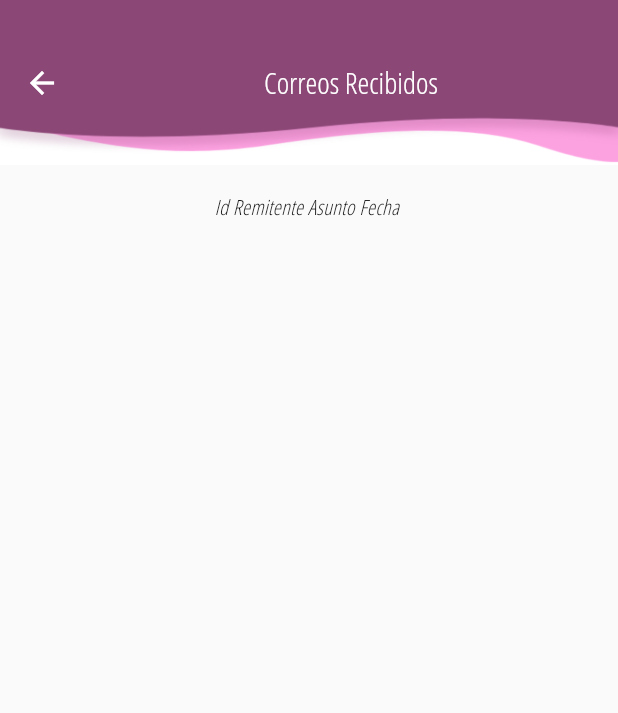
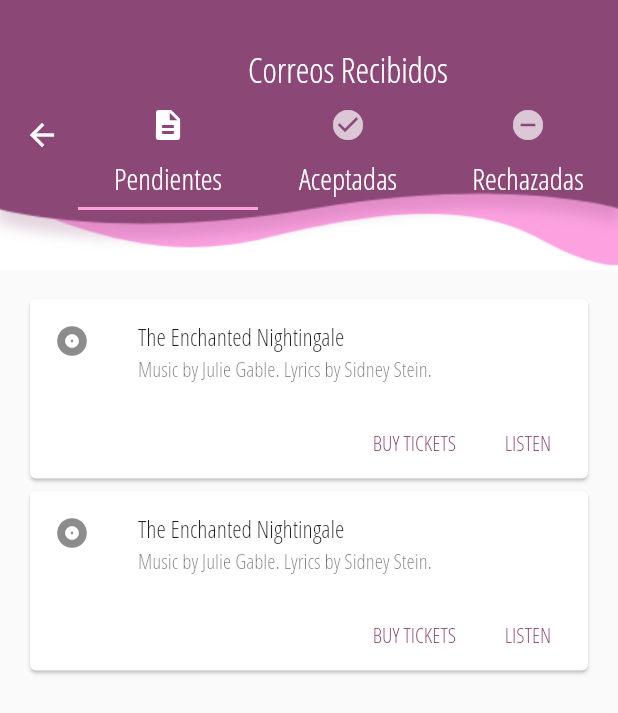
Before and after one commit to Fialtron/FlutterP01, a Flutter app: the Tabs screen opened by its route, on a phone screen of 412 x 824 dp. Shown: the top 713 px of the screen. Run offline on Flutter 3.47's test engine with Material 2 defaults, Android fonts, the phone set to English and light mode, and no system bars.

Commit message:
Actualizacion
Modificaciones realizadas:
- Nuevo color en paleta de colores personalizados
- Agregar tabs
- Agregar cards de propuesta
- Agregar pagina de formulario
- Asset de decoracion de cuadros

```diff
--- a/lib/estandar/colores.dart
+++ b/lib/estandar/colores.dart
@@ -13,6 +13,22 @@ class Colores {
       600: const Color(0xff2a1523), //70%
       700: const Color(0xff1c0e18), //80%
       800: const Color(0xff0e070c), //90%
+      900: const Color(0xff000000), //100%
+    },
+  );
+
+  static const MaterialColor rosado = const MaterialColor(
+    0xfffda2e1, // 0% comes in here, this will be color picked if no shade is selected when defining a Color property which doesn’t require a swatch.
+    const <int, Color>{
+      50: const Color(0xffe492cb), //10%
+      100: const Color(0xffca82b4), //20%
+      200: const Color(0xffb1719e), //30%
+      300: const Color(0xff986187), //40%
+      400: const Color(0xff7f5171), //50%
+      500: const Color(0xff65415a), //60%
+      600: const Color(0xff4c3143), //70%
+      700: const Color(0xff33202d), //80%
+      800: const Color(0xff191016), //90%
       900: const Color(0xff000000), //100%
     },
   );
--- a/lib/main.dart
+++ b/lib/main.dart
@@ -1,6 +1,7 @@
 import 'package:flutter/material.dart';
 import 'package:receptorui/vistas/InicioSesion.dart';
 import 'package:receptorui/vistas/dashBoard.dart';
+import 'package:receptorui/vistas/formulario.dart';
 import 'package:receptorui/vistas/tabs.dart';
 import 'estandar/colores.dart';
 
@@ -17,7 +18,8 @@ class MyApp extends StatelessWidget {
         '/': (context) => haciaSesion(),
         '/login': (context) => InicioSesion(),
         '/dashboard': (context) => DashBoard(),
-        '/tabs': (context) => Tabs()
+        '/tabs': (context) => Tabs(),
+        '/form': (context) => Formulario(),
       },
       theme: ThemeData(
         primarySwatch: Colores.morado,
--- a/lib/vistas/tabs.dart
+++ b/lib/vistas/tabs.dart
@@ -1,123 +1,164 @@
 import 'package:flutter/material.dart';
-import 'dart:ui';
 import 'package:receptorui/estandar/appbarF.dart';
+import 'package:receptorui/estandar/colores.dart';
 
 class Tabs extends StatelessWidget {
   List registros = [];
 
   @override
   Widget build(BuildContext context) {
-    final double width = MediaQuery.of(context).size.width;
     return Scaffold(
+      body: Center(
+        child: DefaultTabController(
+          length: 3,
+          child: Scaffold(
             appBar: AppBar(
-        toolbarHeight: 110,
-        title: Center(child: Text("Correos Recibidos")),
-        flexibleSpace: MyAppbar(),
-      ),
-      body: Center(
+              toolbarHeight: 180,
+              flexibleSpace: Stack(
+                children: [
+                  MyAppbar(),
+                  Container(
+                    alignment: Alignment.centerRight,
+                    child: SizedBox(
+                      width: 360,
                       child: Container(
                         child: Column(
-          children: <Widget>[
-            ...[
-              SingleChildScrollView(
-                scrollDirection: Axis.horizontal,
-                child: DataTable(
-                  columnSpacing: 3.0,
-                  columns: const <DataColumn>[
-                    DataColumn(
-                        label: Text('Id',
-                            style: TextStyle(fontStyle: FontStyle.italic))),
-                    DataColumn(
-                        label: Text('Remitente',
-                            style: TextStyle(fontStyle: FontStyle.italic))),
-                    DataColumn(
-                        label: Text('Asunto',
-                            style: TextStyle(fontStyle: FontStyle.italic))),
-                    DataColumn(
-                        label: Text('Fecha',
-                            style: TextStyle(fontStyle: FontStyle.italic))),
-                    DataColumn(label: Text('')),
-                  ],
-                  rows: registros
-                      .map(
-                        (elemento) => DataRow(
-                          cells: <DataCell>[
-                            DataCell(Container(
-                                width: width * .05,
-                                child: Text(elemento["id"].toString()))),
-                            DataCell(Container(
-                                width: width * .30,
-                                child: Text(elemento["sender"]))),
-                            DataCell(Container(
-                                width: width * .30,
-                                child: Text(elemento["subject"]))),
-                            DataCell(Container(
-                                width: width * .10,
-                                child: Text(elemento["created_at"]))),
-                            DataCell(
-                              Container(
-                                width: width * .08,
-                                child: SizedBox(
-                                  height: 25.0,
-                                  width: 25.0,
-                                  child: IconButton(
-                                    padding: new EdgeInsets.all(0.0),
-                                    icon:
-                                        const Icon(Icons.view_list, size: 25.0),
-                                    tooltip: "Descargar Factura",
-                                    onPressed: () {
-                                      showModalBottomSheet(
-                                        context: context,
-                                        builder: (context) {
-                                          return Column(
-                                            mainAxisSize: MainAxisSize.min,
-                                            children: <Widget>[
-                                              ListTile(
-                                                leading: new Icon(Icons.article,
-                                                    color: Colors.blue),
-                                                title: new Text(
-                                                    'Descargar Factura'),
+                          children: [
+                            SizedBox(
+                              height: 30,
                             ),
-                                              ListTile(
-                                                leading: new Icon(
-                                                    Icons.check_circle_outline,
-                                                    color: Colors.green),
-                                                title:
-                                                    new Text('Aceptar Correo'),
+                            Center(
+                              child: Text(
+                                "Correos Recibidos",
+                                style: TextStyle(
+                                    color: Colors.white, fontSize: 23),
                               ),
-                                              ListTile(
-                                                leading: new Icon(
-                                                    Icons.cancel_outlined,
-                                                    color: Colors.red),
-                                                title:
-                                                    new Text('Rechazar Correo'),
+                            ),
+                            SizedBox(
+                              height: 5,
+                            ),
+                            TabBar(
+                              indicatorColor: Colores.rosado,
+                              tabs: [
+                                Tab(
+                                  icon: Icon(Icons.description),
+                                  child: Text(
+                                    "Pendientes",
+                                    style: TextStyle(
+                                        color: Colors.white, fontSize: 20),
+                                  ),
+                                ),
+                                Tab(
+                                  icon: Icon(Icons.check_circle),
+                                  child: Text(
+                                    "Aceptadas",
+                                    style: TextStyle(
+                                        color: Colors.white, fontSize: 20),
+                                  ),
+                                ),
+                                Tab(
+                                  icon: Icon(Icons.do_disturb_on),
+                                  child: Text(
+                                    "Rechazadas",
+                                    style: TextStyle(
+                                        color: Colors.white, fontSize: 20),
+                                  ),
                                 ),
                               ],
-                                          );
-                                        },
-                                      );
-                                    },
-                                    color: Colors.lightBlueAccent,
+                            ),
+                          ],
                         ),
                       ),
                     ),
                   ),
                 ],
               ),
-                      )
-                      .toList(),
             ),
+            body: Center(
+              child: Container(
+                padding: EdgeInsets.all(15),
+                child: TabBarView(
+                  children: [
+                    Container(
+                      child: Column(
+                        children: [
+                          SizedBox(
+                            width: 380,
+                            child: Card(
+                              child: Column(
+                                mainAxisSize: MainAxisSize.min,
+                                children: <Widget>[
+                                  const ListTile(
+                                    leading: Icon(Icons.album),
+                                    title: Text('The Enchanted Nightingale'),
+                                    subtitle: Text(
+                                        'Music by Julie Gable. Lyrics by Sidney Stein.'),
                                   ),
-            ].expand(
-              (widget) => [
-                widget,
-                const SizedBox(
-                  height: 10,
+                                  Row(
+                                    mainAxisAlignment: MainAxisAlignment.end,
+                                    children: <Widget>[
+                                      TextButton(
+                                        child: const Text('BUY TICKETS'),
+                                        onPressed: () {/* ... */},
+                                      ),
+                                      const SizedBox(width: 8),
+                                      TextButton(
+                                        child: const Text('LISTEN'),
+                                        onPressed: () {/* ... */},
+                                      ),
+                                      const SizedBox(width: 8),
+                                    ],
                                   ),
                                 ],
                               ),
+                            ),
+                          ),
+                          SizedBox(
+                            width: 380,
+                            child: Card(
+                              child: Column(
+                                mainAxisSize: MainAxisSize.min,
+                                children: <Widget>[
+                                  const ListTile(
+                                    leading: Icon(Icons.album),
+                                    title: Text('The Enchanted Nightingale'),
+                                    subtitle: Text(
+                                        'Music by Julie Gable. Lyrics by Sidney Stein.'),
+                                  ),
+                                  Row(
+                                    mainAxisAlignment: MainAxisAlignment.end,
+                                    children: <Widget>[
+                                      TextButton(
+                                        child: const Text('BUY TICKETS'),
+                                        onPressed: () {/* ... */},
+                                      ),
+                                      const SizedBox(width: 8),
+                                      TextButton(
+                                        child: const Text('LISTEN'),
+                                        onPressed: () {/* ... */},
+                                      ),
+                                      const SizedBox(width: 8),
                                     ],
-        )),
+                                  ),
+                                ],
+                              ),
+                            ),
+                          ),
+                        ],
+                      ),
+                    ),
+                    Container(
+                      color: Colors.blueAccent,
+                    ),
+                    Container(
+                      color: Colors.green,
+                    ),
+                  ],
+                ),
+              ),
+            ),
+          ),
+        ),
       ),
     );
   }
--- a/pubspec.yaml
+++ b/pubspec.yaml
@@ -42,6 +42,7 @@ flutter:
     - assets/imagenes/logo.jpeg
     - assets/imagenes/inicio.png
     - assets/imagenes/fullappbar.png
+    - assets/imagenes/cuadritos.png
 
   fonts:
     - family: Roboto
```
Also changed, not shown: lib/vistas/dashBoard.dart (+23 -5 lines), lib/vistas/formulario.dart (added, +184 -0 lines), assets/imagenes/cuadritos.png (added). Lines whose indentation alone changed are shown as unchanged.
